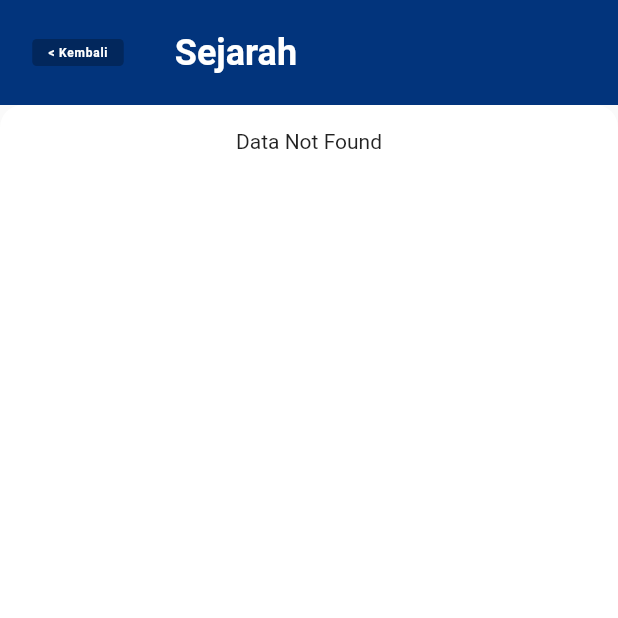
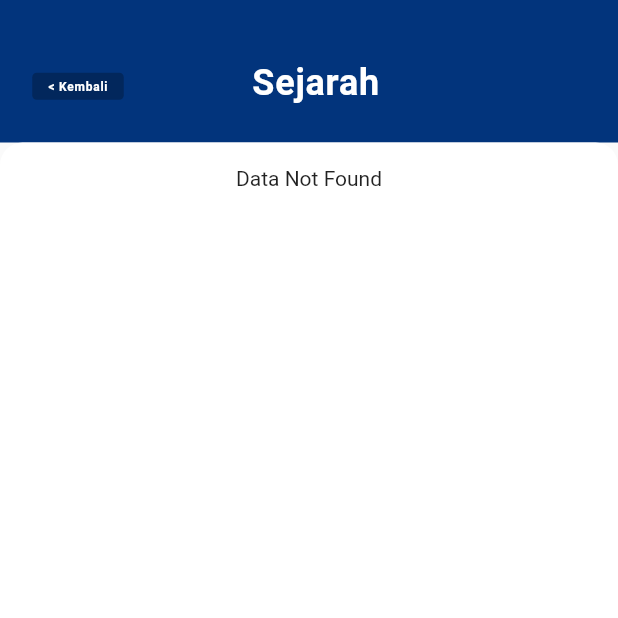
Before and after one commit to eliaangga/LDKPI_MobileApp, a Flutter app: the Sejarah screen opened directly with empty values, on a phone screen of 412 x 824 dp, the top half of it. Run offline on Flutter 3.47's test engine with Material 2 defaults, Android fonts, the phone set to English and light mode, and no system bars; our stand-ins replace bottom_navy_bar, carousel_slider, chewie, flutter_html, shared_preferences, video_player; missing offline and left inert: marquee_widget; accounts and stored records are empty; generated files the repository leaves out were written again; network calls fail; Roboto replaces fonts that are missing (Gotham).

Commit message:
Back Button Adjustment, Investasi Page Fixed, Pemberian Hibah Fixed, Sejarah Page Fixed

```diff
--- a/lib/components/tombol_kembali.dart
+++ b/lib/components/tombol_kembali.dart
@@ -9,7 +9,7 @@ class TombolKembali extends StatelessWidget {
   @override
   Widget build(BuildContext context) {
     return Container(
-      margin: EdgeInsets.fromLTRB(0, 0, 0, 0),
+      margin: EdgeInsets.fromLTRB(0, 20, 0, 0),
       child: TextButton(
         onPressed: () {
           Navigator.pop(context);
--- a/lib/screens/penerima_hibah.dart
+++ b/lib/screens/penerima_hibah.dart
@@ -45,8 +45,7 @@ class _PenerimaHState extends State<PenerimaH> {
             ),
           ),
           Padding(
-            padding:
-                EdgeInsets.all(10.0), // Add your desired padding value here
+            padding: EdgeInsets.all(10.0),
             child: SizedBox(
               width: MediaQuery.of(context).size.width - 10,
               child: Image(image: NetworkImage(widget.konten.gambarPenerima)),
--- a/lib/screens/sejarah.dart
+++ b/lib/screens/sejarah.dart
@@ -15,11 +15,12 @@ class _SejarahState extends State<Sejarah> {
   @override
   Widget build(BuildContext context) {
     return Scaffold(
-      body: ListView(
+      body: SingleChildScrollView(
+        child: Column(
           children: <Widget>[
             Container(
               width: double.infinity,
-            height: 70,
+              height: 95,
               color: const Color(0xFF02347C),
               child: Row(
                 children: [
@@ -27,19 +28,25 @@ class _SejarahState extends State<Sejarah> {
                     width: 20,
                   ),
                   const TombolKembali(),
-                SizedBox(
-                  width: 32.5,
-                ),
                   Expanded(
+                    child: Container(
+                      width: double.infinity,
+                      alignment: Alignment.center,
+                      child: Padding(
+                        padding: EdgeInsets.fromLTRB(5, 25, 10, 10),
                         child: Text(
                           'Sejarah',
                           style: TextStyle(
                             color: Colors.white,
                             fontWeight: FontWeight.bold,
+                            letterSpacing: 0.5,
                             fontSize: 24,
                           ),
                         ),
                       ),
+                    ),
+                  ),
+                  SizedBox(width: 70),
                 ],
               ),
             ),
@@ -71,7 +78,8 @@ class _SejarahState extends State<Sejarah> {
                                   width: 300,
                                   height: 154,
                                   child: Image(
-                                    image: NetworkImage(widget.konten.img)),
+                                    image: NetworkImage(widget.konten.img),
+                                  ),
                                 ),
                               ),
                             ),
@@ -100,13 +108,16 @@ class _SejarahState extends State<Sejarah> {
                                     },
                                   ),
                           ),
-                      ]),
-                ))
+                        ],
+                      ),
+                    ),
+                  ),
                 ],
               ),
             ),
           ],
         ),
+      ),
     );
   }
 }
```
Also changed, not shown: lib/screens/investasi.dart (+11 -4 lines), lib/screens/pemberian_hibah.dart (+9 -3 lines). Lines whose indentation alone changed are shown as unchanged.
